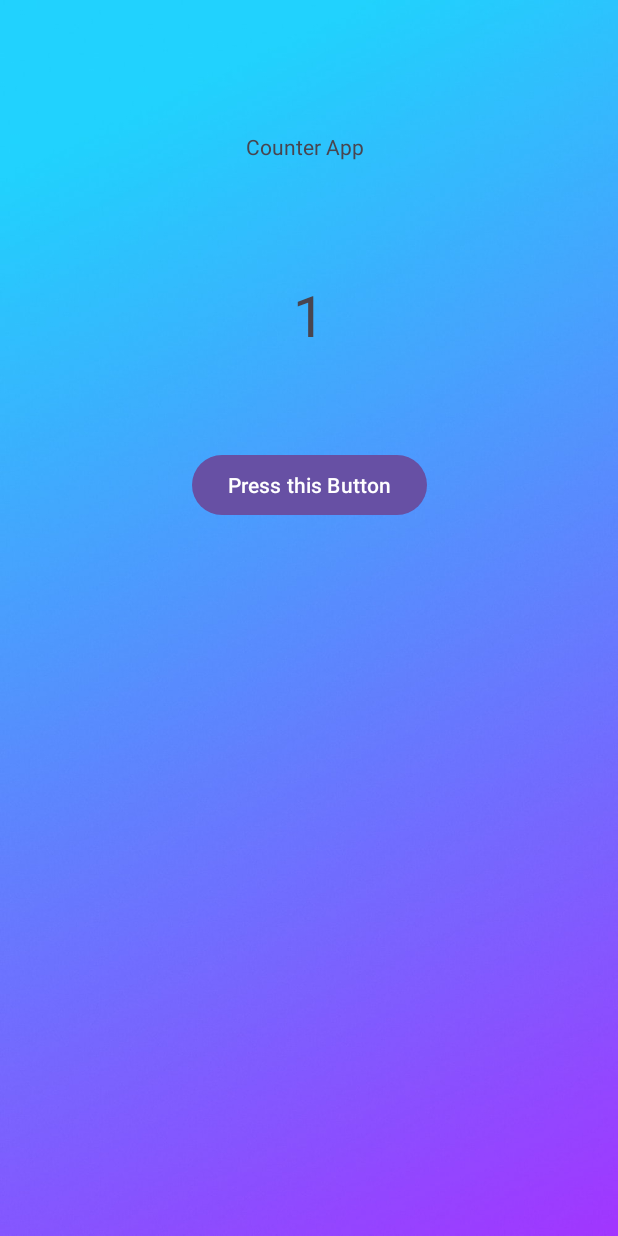
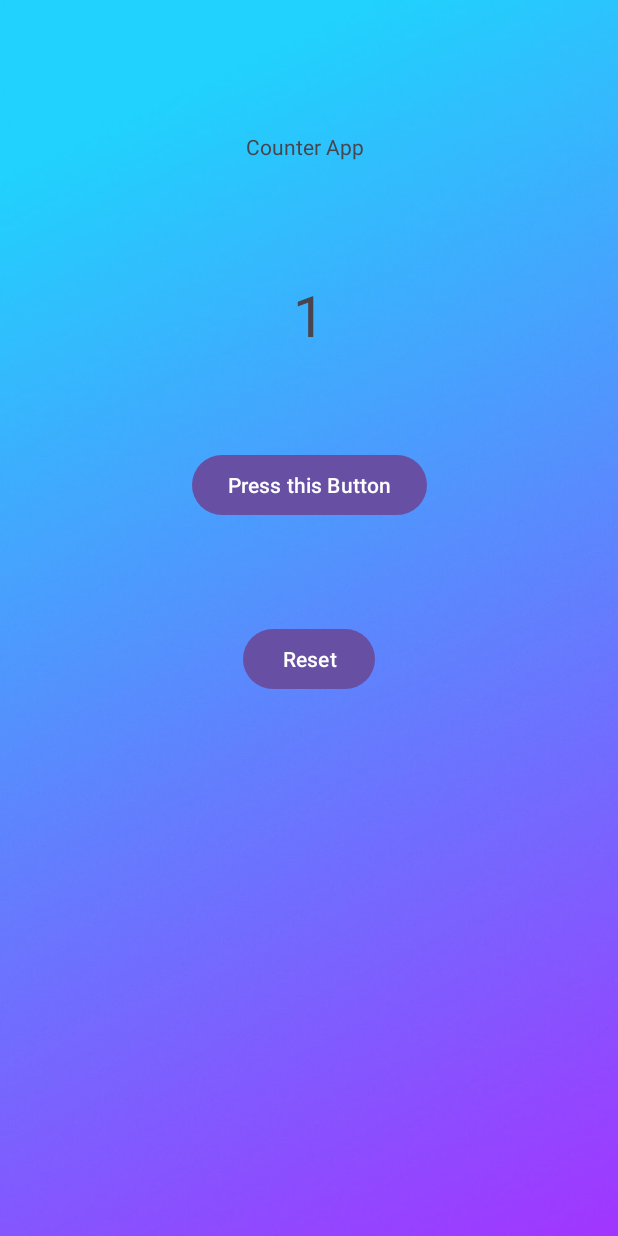
Before and after one commit to Dhanush05/Android-Studio-Projects, an Android app: the screen it shows after launch (MainActivity), after a tap on "Press this Button", on a phone screen of 412 x 824 dp. Run offline under Robolectric (Android 15) with nearby library versions, the phone set to English and light mode, and no system bars.

Commit message:
Added reset button

```diff
--- a/Counter App/app/src/main/java/com/example/firstapp/MainActivity.kt
+++ b/Counter App/app/src/main/java/com/example/firstapp/MainActivity.kt
@@ -16,10 +16,15 @@ class MainActivity : AppCompatActivity() {
         var textview = findViewById<TextView>(R.id.textView)
         btn.setOnClickListener (object: View.OnClickListener{
             override fun onClick(view: View?) {
-                Toast.makeText(this@MainActivity," HEllo CLikcked",Toast.LENGTH_SHORT).show()
+//                Toast.makeText(this@MainActivity," HEllo CLikcked",Toast.LENGTH_SHORT).show()
                 textview.text = ""+increaseCounter()
             }
         } )
+        var reset = findViewById<Button>(R.id.reset)
+        reset.setOnClickListener {
+            textview.text="0"
+            counterVal = 0
+        }
     }
     fun increaseCounter(): Int {
         return ++counterVal
--- a/Counter App/app/src/main/res/layout/activity_main.xml
+++ b/Counter App/app/src/main/res/layout/activity_main.xml
@@ -41,4 +41,14 @@
         app:layout_constraintStart_toStartOf="parent"
         app:layout_constraintTop_toTopOf="parent"
         app:layout_constraintVertical_bias="0.373" />
+
+    <Button
+        android:id="@+id/reset"
+        android:layout_width="wrap_content"
+        android:layout_height="wrap_content"
+        android:layout_marginTop="68dp"
+        android:text="Reset"
+        app:layout_constraintEnd_toEndOf="parent"
+        app:layout_constraintStart_toStartOf="parent"
+        app:layout_constraintTop_toBottomOf="@+id/button" />
 </androidx.constraintlayout.widget.ConstraintLayout>
```
